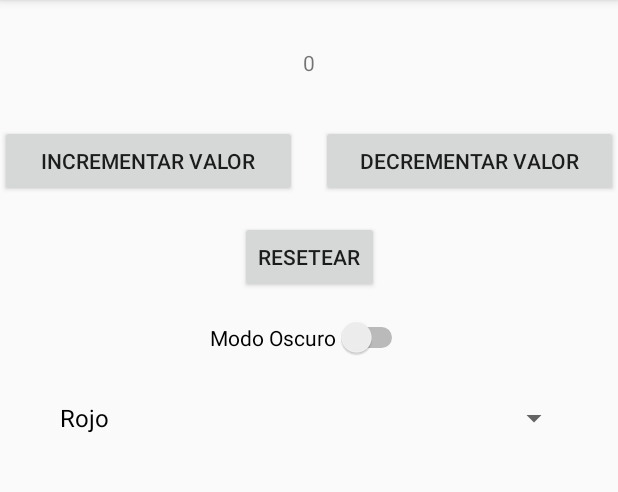
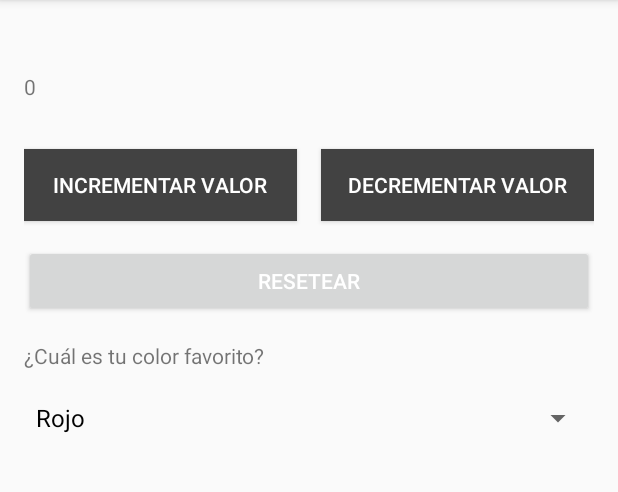
Before and after one commit to aromerocollados03/Universidades, an Android app: the SharedPreferences screen opened directly, with no data from a screen before it, on a phone screen of 412 x 824 dp, the part 84-576 px from its top. Run offline under Robolectric (Android 15) with nearby library versions, the phone set to English and light mode, and no system bars.

Commit message:
últimos retoques

```diff
--- a/app/build.gradle.kts
+++ b/app/build.gradle.kts
@@ -58,5 +58,6 @@ dependencies {
 
     implementation("androidx.lifecycle:lifecycle-runtime-ktx:2.7.0")
     implementation("androidx.room:room-ktx:2.6.1")
+    implementation ("com.google.android.gms:play-services-maps:18.2.0")
     kapt("androidx.room:room-compiler:2.6.1")
 }
--- a/app/src/main/AndroidManifest.xml
+++ b/app/src/main/AndroidManifest.xml
@@ -15,11 +15,17 @@
         android:supportsRtl="true"
         android:theme="@style/Theme.AppCompat.DayNight.DarkActionBar"
         tools:targetApi="31">
+
+        <meta-data
+            android:name="com.google.android.geo.API_KEY"
+            android:value="AIzaSyBJr214_bTO0xVgvvzCT02sKdpmMTZJT8Y"/>
+
         <activity
             android:name=".RegistroActivity"
             android:exported="false" />
         <activity
             android:name=".LoginActivity"
+            android:theme="@style/LoginTheme"
             android:exported="true">
             <intent-filter>
                 <action android:name="android.intent.action.MAIN" />
--- a/app/src/main/java/com/arc/universidades/APIService.kt
+++ b/app/src/main/java/com/arc/universidades/APIService.kt
@@ -9,8 +9,5 @@ interface APIService {
     fun getUniByName(@Query("country") country: String, @Query("name") name: String): Call<List<Universidad>>
 
     @GET("search")
-    fun getAllUniversities(@Query("country") country: String): Call<List<Universidad>>
-
-    @GET("search")
     fun getUniversitiesByCountry(@Query("country") country: String): Call<List<Universidad>>
 }
--- a/app/src/main/java/com/arc/universidades/AppDB.kt
+++ b/app/src/main/java/com/arc/universidades/AppDB.kt
@@ -3,7 +3,7 @@ package com.arc.universidades
 import androidx.room.Database
 import androidx.room.RoomDatabase
 
-@Database(entities = [Usuario::class], version = 1)
+@Database(entities = [Usuario::class], version = 2)
 abstract class AppDatabase : RoomDatabase() {
     abstract fun usuarioDao(): UsuarioDAO
 }
--- a/app/src/main/java/com/arc/universidades/SharedPreferences.kt
+++ b/app/src/main/java/com/arc/universidades/SharedPreferences.kt
@@ -42,14 +42,6 @@ class SharedPreferences : AppCompatActivity() {
 
         botonResetear.setOnClickListener {
             modificarValor(0, true)
-        }
-
-        // Inicialización y listeners...
-        val switchTema = findViewById<Switch>(R.id.switchTema)
-        switchTema.isChecked = esModoOscuroActivado()
-
-        switchTema.setOnCheckedChangeListener { _, isChecked ->
-            cambiarTema(isChecked)
         }
 
         spinnerColorFavorito = findViewById(R.id.spinnerColorFavorito)
--- a/app/src/main/java/com/arc/universidades/UniResponse.kt
+++ b/app/src/main/java/com/arc/universidades/UniResponse.kt
@@ -11,5 +11,7 @@ data class Universidad(
     @SerializedName("state-province")var stateProvince: String?,
     @SerializedName("alpha_two_code")var alphaCode: String,
     @SerializedName("web_pages") var webPages: List<String>,
-    var domains: List<String>
+    var domains: List<String>,
+    val latitud: Double,
+    val longitud: Double
 ) : Serializable
--- a/app/src/main/java/com/arc/universidades/UsuarioDAO.kt
+++ b/app/src/main/java/com/arc/universidades/UsuarioDAO.kt
@@ -12,6 +12,6 @@ interface UsuarioDAO {
     @Query("SELECT * FROM usuarios WHERE nombre = :nombre LIMIT 1")
     suspend fun buscarPorNombre(nombre: String): Usuario?
 
-    @Query("SELECT * FROM usuarios WHERE nombre = :nombre AND password = :contrasenia LIMIT 1")
-    suspend fun buscarUsuario(nombre: String, contrasenia: String): Usuario?
+    @Query("SELECT * FROM usuarios WHERE nombre = :nombre AND password = :password LIMIT 1")
+    suspend fun buscarUsuario(nombre: String, password: String): Usuario?
 }
--- a/app/src/main/res/layout/activity_shared_preferences.xml
+++ b/app/src/main/res/layout/activity_shared_preferences.xml
@@ -4,73 +4,86 @@
     xmlns:tools="http://schemas.android.com/tools"
     android:layout_width="match_parent"
     android:layout_height="match_parent"
-    tools:context=".MainActivity">
+    tools:context=".SharedPreferences"
+    android:padding="16dp">
 
     <TextView
         android:id="@+id/tvDato"
+        android:layout_width="0dp"
+        android:layout_height="wrap_content"
+        android:text="Pulsa el botón..."
+        app:layout_constraintTop_toTopOf="parent"
+        app:layout_constraintStart_toStartOf="parent"
+        app:layout_constraintEnd_toEndOf="parent"
+        app:layout_constraintHorizontal_bias="0.5"
+        android:layout_marginTop="32dp"/>
+
+    <androidx.constraintlayout.widget.Guideline
+        android:id="@+id/guideline"
         android:layout_width="wrap_content"
         android:layout_height="wrap_content"
-        android:layout_marginTop="32dp"
-        android:text="Pulsa el botón..."
-        app:layout_constraintLeft_toLeftOf="parent"
-        app:layout_constraintRight_toRightOf="parent"
-        app:layout_constraintTop_toTopOf="parent" />
+        android:orientation="vertical"
+        app:layout_constraintGuide_percent="0.5"/>
 
     <Button
         android:id="@+id/botonGuardar"
         android:layout_width="0dp"
+        android:background="@color/dark_gray"
+        android:textColor="@color/white"
         android:layout_height="wrap_content"
         android:text="Incrementar valor"
         app:layout_constraintTop_toBottomOf="@id/tvDato"
         app:layout_constraintStart_toStartOf="parent"
-        app:layout_constraintEnd_toStartOf="@id/botonDecrementar"
+        app:layout_constraintEnd_toStartOf="@id/guideline"
         app:layout_constraintHorizontal_chainStyle="packed"
         android:layout_marginTop="32dp"
-        android:layout_marginEnd="8dp" />
+        android:layout_marginEnd="8dp"/>
 
     <Button
         android:id="@+id/botonDecrementar"
         android:layout_width="0dp"
+        android:background="@color/dark_gray"
+        android:textColor="@color/white"
         android:layout_height="wrap_content"
         android:text="Decrementar valor"
         app:layout_constraintTop_toBottomOf="@id/tvDato"
-        app:layout_constraintStart_toEndOf="@id/botonGuardar"
+        app:layout_constraintStart_toEndOf="@id/guideline"
         app:layout_constraintEnd_toEndOf="parent"
         android:layout_marginTop="32dp"
-        android:layout_marginStart="8dp" />
+        android:layout_marginStart="8dp"/>
 
     <Button
         android:id="@+id/botonResetear"
-        android:layout_width="wrap_content"
+        style="@style/CustomButtonStyle"
+        android:layout_width="0dp"
         android:layout_height="wrap_content"
         android:text="Resetear"
+        android:textColor="@color/white"
         app:layout_constraintTop_toBottomOf="@id/botonGuardar"
         app:layout_constraintStart_toStartOf="parent"
         app:layout_constraintEnd_toEndOf="parent"
         android:layout_marginTop="16dp"/>
 
-    <Switch
-        android:id="@+id/switchTema"
-        android:layout_width="wrap_content"
+
+    <TextView
+        android:id="@+id/tvColorFavorito"
+        android:layout_width="0dp"
         android:layout_height="wrap_content"
-        android:textOff="Claro"
-        android:textOn="Oscuro"
-        android:text="Modo Oscuro"
+        android:text="¿Cuál es tu color favorito?"
+        android:layout_marginTop="16dp"
         app:layout_constraintTop_toBottomOf="@id/botonResetear"
         app:layout_constraintStart_toStartOf="parent"
-        app:layout_constraintEnd_toEndOf="parent"
-        android:layout_marginTop="16dp"
-        tools:ignore="UseSwitchCompatOrMaterialXml" />
+        app:layout_constraintEnd_toEndOf="parent"/>
 
     <Spinner
         android:id="@+id/spinnerColorFavorito"
+        style="@style/CustomSpinnerStyle"
         android:layout_width="0dp"
         android:layout_height="wrap_content"
-        app:layout_constraintTop_toBottomOf="@id/switchTema"
+        app:layout_constraintTop_toBottomOf="@id/tvColorFavorito"
         app:layout_constraintStart_toStartOf="parent"
         app:layout_constraintEnd_toEndOf="parent"
-        android:layout_marginTop="16dp"
-        android:layout_marginStart="32dp"
-        android:layout_marginEnd="32dp"/>
+        android:layout_marginTop="8dp"/>
+
 
 </androidx.constraintlayout.widget.ConstraintLayout>
--- a/app/src/main/res/values/colors.xml
+++ b/app/src/main/res/values/colors.xml
@@ -2,4 +2,6 @@
 <resources>
     <color name="black">#FF000000</color>
     <color name="white">#FFFFFFFF</color>
+    <color name="dark_gray">#424242</color>
+    <color name="light_gray">#F0F0F0</color>
 </resources>
```
Also changed, not shown: app/src/main/java/com/arc/universidades/DatosUniversidad.kt (+20 -4 lines), app/src/main/java/com/arc/universidades/LoginActivity.kt (+32 -14 lines), app/src/main/java/com/arc/universidades/MainActivity.kt (+24 -27 lines), app/src/main/java/com/arc/universidades/RegistroActivity.kt (+26 -16 lines), app/src/main/res/layout/activity_datos_universidad.xml (+7 -14 lines), app/src/main/res/layout/activity_login.xml (+8 -6 lines), app/src/main/res/layout/activity_main.xml (+25 -9 lines), app/src/main/res/layout/activity_menu.xml (+46 -14 lines), app/src/main/res/layout/activity_registro.xml (+12 -8 lines).
